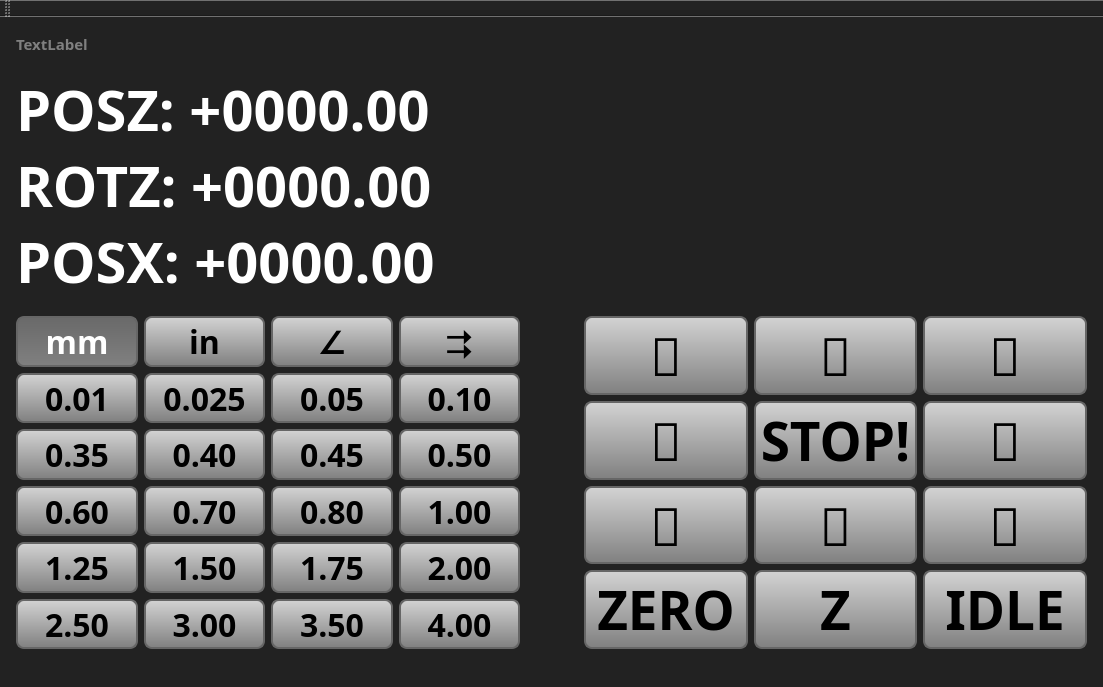
Old version of the form lathe_gui/mainwindow.ui in the repository tinic/lathe_motion_stm32.
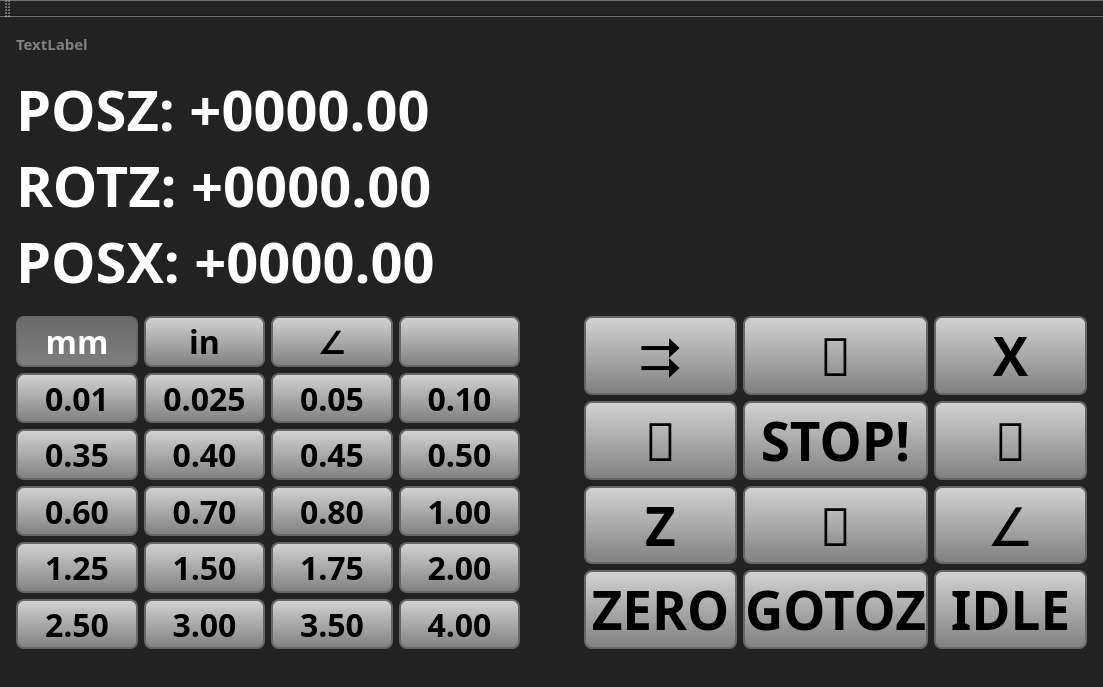
New version of the form.

```diff
--- a/lathe_gui/mainwindow.ui
+++ b/lathe_gui/mainwindow.ui
@@ -156,7 +156,7 @@
          <string notr="true"/>
         </property>
         <property name="text">
-         <string>⮆</string>
+         <string/>
         </property>
         <property name="checkable">
          <bool>true</bool>
@@ -893,7 +893,10 @@
          </font>
         </property>
         <property name="text">
-         <string></string>
+         <string>∠</string>
+        </property>
+        <property name="checkable">
+         <bool>true</bool>
         </property>
        </widget>
       </item>
@@ -907,12 +910,17 @@
         </property>
         <property name="font">
          <font>
-          <family>OpenSymbol</family>
+          <family>Lekton</family>
           <pointsize>40</pointsize>
+          <weight>75</weight>
+          <bold>true</bold>
          </font>
         </property>
         <property name="text">
-         <string></string>
+         <string>Z</string>
+        </property>
+        <property name="checkable">
+         <bool>true</bool>
         </property>
        </widget>
       </item>
@@ -926,35 +934,21 @@
         </property>
         <property name="font">
          <font>
-          <family>OpenSymbol</family>
+          <family>Lekton</family>
           <pointsize>40</pointsize>
+          <weight>75</weight>
+          <bold>true</bold>
          </font>
         </property>
         <property name="text">
-         <string></string>
+         <string>X</string>
+        </property>
+        <property name="checkable">
+         <bool>true</bool>
         </property>
        </widget>
       </item>
       <item row="0" column="0">
-       <widget class="QPushButton" name="zmxmButton">
-        <property name="sizePolicy">
-         <sizepolicy hsizetype="Minimum" vsizetype="Expanding">
-          <horstretch>0</horstretch>
-          <verstretch>0</verstretch>
-         </sizepolicy>
-        </property>
-        <property name="font">
-         <font>
-          <family>OpenSymbol</family>
-          <pointsize>40</pointsize>
-         </font>
-        </property>
-        <property name="text">
-         <string></string>
-        </property>
-       </widget>
-      </item>
-      <item row="3" column="0">
        <widget class="QPushButton" name="directionButton">
         <property name="sizePolicy">
          <sizepolicy hsizetype="Minimum" vsizetype="Expanding">
@@ -964,6 +958,28 @@
         </property>
         <property name="font">
          <font>
+          <family>OpenSymbol</family>
+          <pointsize>40</pointsize>
+         </font>
+        </property>
+        <property name="text">
+         <string>⮆</string>
+        </property>
+        <property name="checkable">
+         <bool>true</bool>
+        </property>
+       </widget>
+      </item>
+      <item row="3" column="0">
+       <widget class="QPushButton" name="zeroButton">
+        <property name="sizePolicy">
+         <sizepolicy hsizetype="Minimum" vsizetype="Expanding">
+          <horstretch>0</horstretch>
+          <verstretch>0</verstretch>
+         </sizepolicy>
+        </property>
+        <property name="font">
+         <font>
           <family>Lekton</family>
           <pointsize>40</pointsize>
           <weight>75</weight>
@@ -1016,7 +1032,7 @@
          </font>
         </property>
         <property name="text">
-         <string>Z</string>
+         <string>GOTOZ</string>
         </property>
        </widget>
       </item>
```
Left out of the diff: 140 changed lines with no effect on the pictures.
